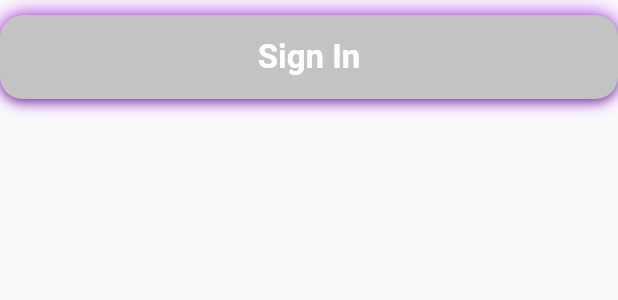
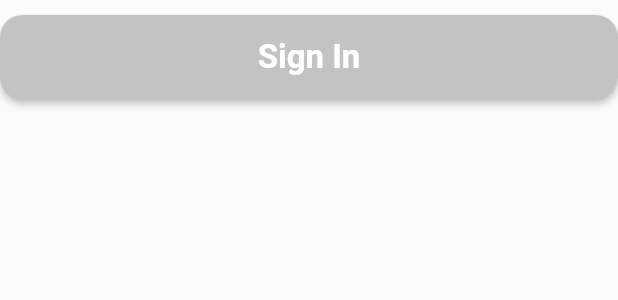
Before and after one commit to ceosss/flutter-unity-app, a Flutter app: the Button widget shown alone on an empty page, opened directly, on a phone screen of 412 x 824 dp. Shown: the top 300 px of the screen. Run offline on Flutter 3.47's test engine with Material 2 defaults, Android fonts, the light colour scheme and no system bars; our stand-ins replace font_awesome_flutter, introduction_screen; missing offline and left inert: custom_rounded_rectangle_border, flutter_unity, sk_onboarding_screen.

Commit message:
UPDATE: Added Shadow Color Prop to the button

```diff
--- a/lib/Components/Button.dart
+++ b/lib/Components/Button.dart
@@ -6,12 +6,14 @@ class Button extends StatelessWidget {
   final Function onPress;
   final Color color;
   final Color textColor;
+  final Color shadowColor;
   Button({
     @required this.text,
-    this.icon,
     @required this.onPress,
     @required this.color,
     @required this.textColor,
+    this.icon,
+    this.shadowColor,
   });
 
   @override
@@ -22,7 +24,8 @@ class Button extends StatelessWidget {
         borderRadius: BorderRadius.circular(15),
         boxShadow: [
           BoxShadow(
-            color: Color(0xff9D13E4),
+            color: shadowColor != null ? shadowColor : Color(0xff9D13E4),
+            // Color(0xff9D13E4),
             blurRadius: 10,
           ),
         ],
```
Also changed, not shown: lib/Screens/Auth/SignInWithEmail.dart (+15 -5 lines), lib/Screens/Auth/SignUpWithEmail.dart (+4 -3 lines), 1 other file.
